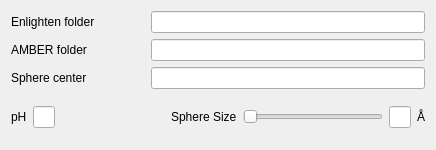
Old version of the form PyMOL/Enlighten/windows/preparation_advanced.ui in the repository vanderkamp/enlighten2.
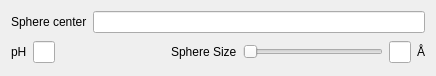
New version of the form. Custom widgets are drawn as their Qt base class.

Commit message: Remove amber and enlighten selectors from advanced preparation window

```diff
--- a/PyMOL/Enlighten/windows/preparation_advanced.ui
+++ b/PyMOL/Enlighten/windows/preparation_advanced.ui
@@ -7,28 +7,14 @@
     <x>0</x>
     <y>0</y>
     <width>436</width>
-    <height>150</height>
+    <height>76</height>
    </rect>
   </property>
   <property name="windowTitle">
    <string>Advanced</string>
   </property>
   <layout class="QGridLayout" name="gridLayout">
-   <item row="2" column="0">
-    <widget class="QLabel" name="amberLabel">
-     <property name="text">
-      <string>AMBER folder</string>
-     </property>
-    </widget>
-   </item>
-   <item row="1" column="0">
-    <widget class="QLabel" name="enlightenLabel">
-     <property name="text">
-      <string>Enlighten folder</string>
-     </property>
-    </widget>
-   </item>
-   <item row="4" column="0" colspan="3">
+   <item row="2" column="0" colspan="3">
     <layout class="QHBoxLayout" name="pHandSphereLayout">
      <item>
       <widget class="QLabel" name="phLabel">
@@ -111,17 +97,24 @@
      </item>
     </layout>
    </item>
-   <item row="2" column="1" colspan="2">
-    <widget class="FileSelector" name="amberSelector"/>
-   </item>
    <item row="1" column="1" colspan="2">
-    <widget class="FileSelector" name="enlightenSelector"/>
+    <widget class="AtomSelector" name="atomSelector">
+     <property name="sizePolicy">
+      <sizepolicy hsizetype="Expanding" vsizetype="Fixed">
+       <horstretch>0</horstretch>
+       <verstretch>0</verstretch>
+      </sizepolicy>
+     </property>
+    </widget>
    </item>
-   <item row="3" column="1" colspan="2">
-    <widget class="AtomSelector" name="atomSelector"/>
-   </item>
-   <item row="3" column="0">
+   <item row="1" column="0">
     <widget class="QLabel" name="atomLabel">
+     <property name="sizePolicy">
+      <sizepolicy hsizetype="Fixed" vsizetype="Preferred">
+       <horstretch>0</horstretch>
+       <verstretch>0</verstretch>
+      </sizepolicy>
+     </property>
      <property name="text">
       <string>Sphere center</string>
      </property>
@@ -130,11 +123,6 @@
   </layout>
  </widget>
  <customwidgets>
-  <customwidget>
-   <class>FileSelector</class>
-   <extends>QLineEdit</extends>
-   <header>widgets.file_selector.h</header>
-  </customwidget>
   <customwidget>
    <class>AtomSelector</class>
    <extends>QLineEdit</extends>
```
The commit also changes 3 other files.
